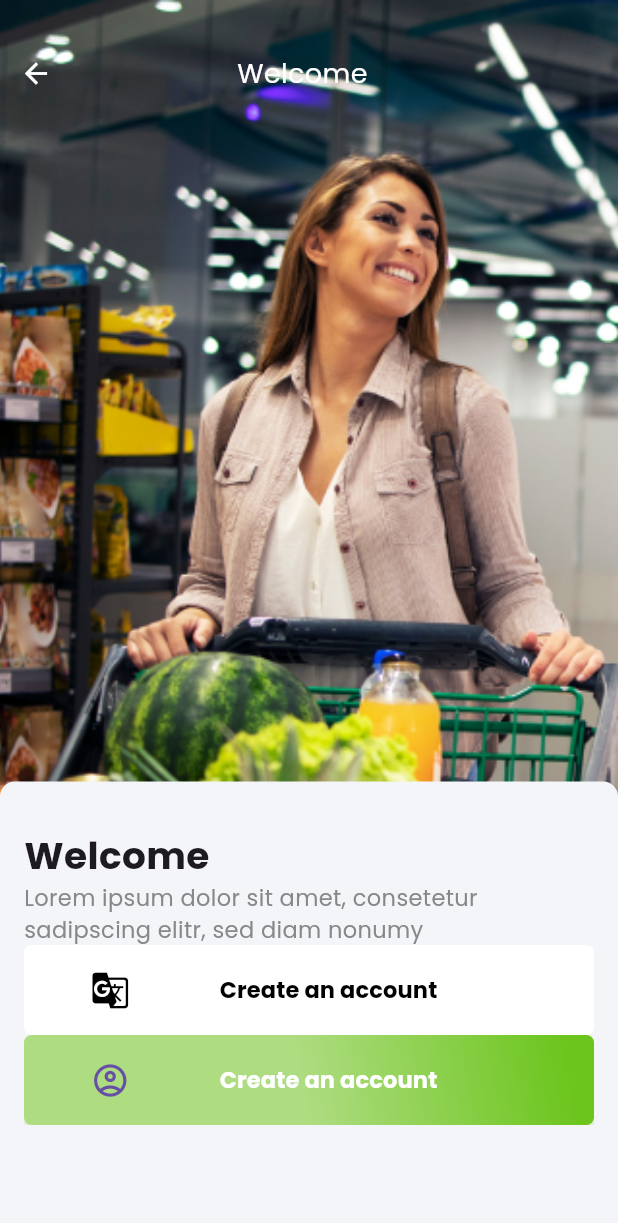
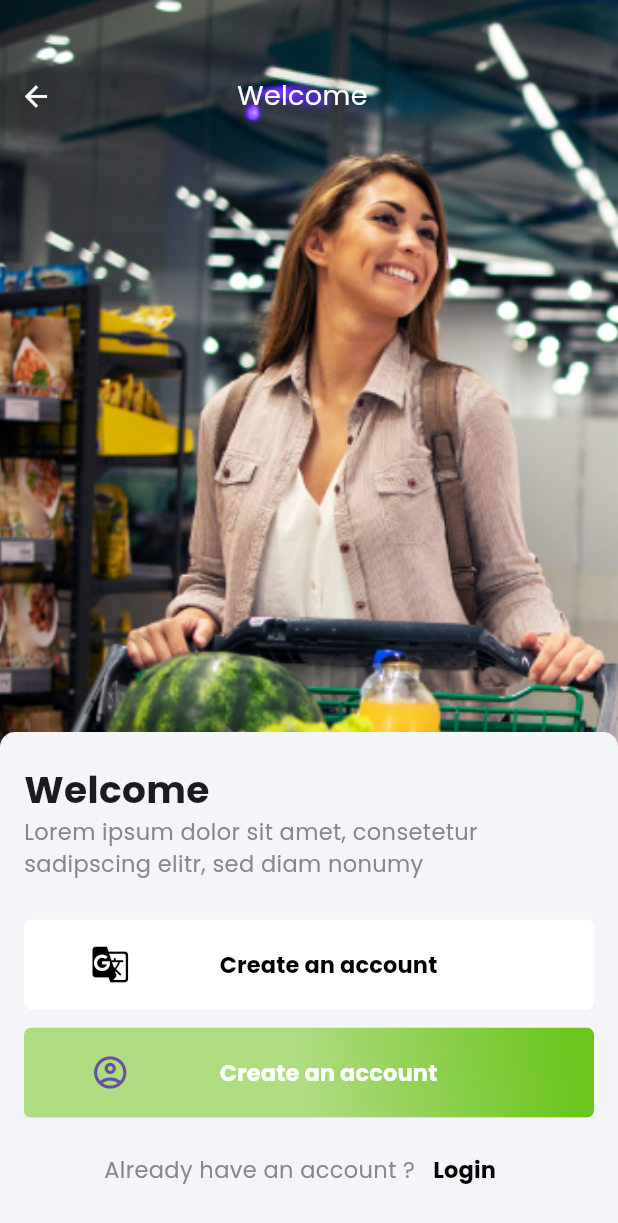
Before and after one commit to Alireza-Seif/Grocery-App, a Flutter app: the screen it shows after launch, on a phone screen of 412 x 824 dp. Shown: the top 1223 px of the screen. Run offline on Flutter 3.47's test engine with Material 3 defaults, Android fonts, the phone set to English and light mode, and no system bars.

Commit message:
feat: chage someting on the welcome screen

```diff
--- a/lib/components/buttons/auth_button.dart
+++ b/lib/components/buttons/auth_button.dart
@@ -1,5 +1,3 @@
-import 'dart:ffi';
-
 import 'package:flutter/material.dart';
 
 import '../../constants/themes/colors/app_colors.dart';
--- a/lib/components/buttons/google_button.dart
+++ b/lib/components/buttons/google_button.dart
@@ -1,5 +1,7 @@
 
 import 'package:flutter/material.dart';
+
+import '../../constants/themes/app_theme.dart';
 
 
 class GoogleSignInButton extends StatelessWidget {
@@ -33,12 +35,7 @@ class GoogleSignInButton extends StatelessWidget {
               ),
               Text(
                 'Create an account',
-                style: TextStyle(
-                  color: Colors.black,
-                  fontSize: 15.0,
-                  fontFamily: 'Poppins',
-                  fontWeight: FontWeight.w600,
-                ),
+                style: MyTextStyles.styleText1
               ),
               SizedBox(
                 width: 60,
--- a/lib/constants/themes/app_theme.dart
+++ b/lib/constants/themes/app_theme.dart
@@ -27,4 +27,11 @@ class MyTextStyles {
     fontSize: 25,
     fontFamily: 'Poppins'
   );
+
+  static const TextStyle styleText1 = TextStyle(
+                  color: Colors.black,
+                  fontSize: 15.0,
+                  fontFamily: 'Poppins',
+                  fontWeight: FontWeight.w600,
+                );
 }
--- a/lib/screens/auth/auth_wdlcome.dart
+++ b/lib/screens/auth/auth_wdlcome.dart
@@ -1,5 +1,5 @@
 import 'package:flutter/material.dart';
-import 'package:grocery/screens/splash/splash_2.dart';
+import 'package:grocery/screens/splash/splash_1.dart';
 
 import '../../components/buttons/auth_button.dart';
 import '../../components/buttons/google_button.dart';
@@ -26,10 +26,12 @@ class WelcomeScreen extends StatelessWidget {
               const Column(
                 crossAxisAlignment: CrossAxisAlignment.center,
                 children: [
-                  SizedBox(height: 25),
+                  SizedBox(height: 40),
                   Row(
                     children: [
-                      BackButtonWidget(destinationPage: SplashScreen4()),
+                      BackButtonWidget(
+                        destinationPage: SplashScreen4(),
+                      ),
                       SizedBox(
                         width: 110,
                       ),
@@ -42,16 +44,18 @@ class WelcomeScreen extends StatelessWidget {
                 ],
               ),
               const SizedBox(
-                height: 448,
+                height: 400,
               ),
               Expanded(
                 child: Container(
-                  padding: const EdgeInsets.fromLTRB(16, 31, 16, 39),
+                  padding: const EdgeInsets.fromLTRB(16, 20, 16, 20),
                   decoration: const BoxDecoration(
-                      color: AppColors.background2,
-                      borderRadius: BorderRadius.only(
-                          topLeft: Radius.circular(10),
-                          topRight: Radius.circular(10))),
+                    color: AppColors.background2,
+                    borderRadius: BorderRadius.only(
+                      topLeft: Radius.circular(10),
+                      topRight: Radius.circular(10),
+                    ),
+                  ),
                   child: Column(
                     crossAxisAlignment: CrossAxisAlignment.stretch,
                     children: [
@@ -63,16 +67,47 @@ class WelcomeScreen extends StatelessWidget {
                         AppString.forgotPasswordText,
                         style: MyTextStyles.bodyText,
                       ),
+                      const SizedBox(
+                        height: 27,
+                      ),
                       GoogleSignInButton(),
+                      const SizedBox(
+                        height: 12,
+                      ),
                       AuthButton(
                         onPressedCallback: () {
                           Navigator.pushReplacement(
                             context,
                             MaterialPageRoute(
-                                builder: (context) => const SplashScreen2()),
+                              builder: (context) => const SplashScreen1(),
+                            ),
                           );
                         },
                       ),
+                      const SizedBox(
+                        height: 10,
+                      ),
+                      Expanded(
+                        child: Row(mainAxisAlignment: MainAxisAlignment.center,
+                          children: [
+                            const Text(
+                              'Already have an account ?',
+                              style: MyTextStyles.bodyText,
+                            ),
+                            TextButton(
+                              onPressed: () {
+                                Navigator.pushReplacement(
+                                  context,
+                                  MaterialPageRoute(
+                                    builder: (context) => const SplashScreen1(),
+                                  ),
+                                );
+                              },
+                              child: const Text('Login',style: MyTextStyles.styleText1),
+                            )
+                          ],
+                        ),
+                      )
                     ],
                   ),
                 ),
```
